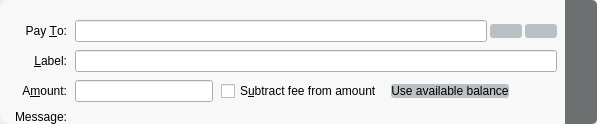
This is src/qt/forms/sendcoinsentry.ui in ecoinchain/ecoin as Qt 5 draws it before an edit. The edited form follows.
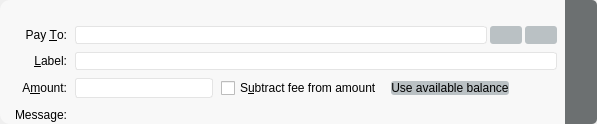
This is the edited form. Icons and pictures are not drawn. Custom widgets are drawn as their Qt base class.

The edit to the form file:
```diff
--- a/src/qt/forms/sendcoinsentry.ui
+++ b/src/qt/forms/sendcoinsentry.ui
@@ -10,6 +10,13 @@
     <height>124</height>
    </rect>
   </property>
+  <property name="palette">
+   <palette>
+    <active/>
+    <inactive/>
+    <disabled/>
+   </palette>
+  </property>
   <property name="focusPolicy">
    <enum>Qt::TabFocus</enum>
   </property>
@@ -36,6 +43,13 @@
 border-bottom-right-radius: 5px;
 border-width: 0px;
 background-color: rgb(108, 112, 113);
+}
+
+QLineEdit , BitcoinAmountField {
+    border-radius : 3px;
+	border-color: rgb(228, 228, 228);
+    border-style: solid;
+    border-width: 1px;
 }</string>
   </property>
   <property name="lineWidth">
@@ -147,6 +161,12 @@
       </property>
       <item>
        <widget class="QValidatedLineEdit" name="payTo">
+        <property name="sizePolicy">
+         <sizepolicy hsizetype="Expanding" vsizetype="Preferred">
+          <horstretch>0</horstretch>
+          <verstretch>0</verstretch>
+         </sizepolicy>
+        </property>
         <property name="toolTip">
          <string>The Bitcoin address to send the payment to</string>
         </property>
@@ -154,6 +174,12 @@
       </item>
       <item>
        <widget class="QPushButton" name="addressBookButton">
+        <property name="sizePolicy">
+         <sizepolicy hsizetype="Preferred" vsizetype="Preferred">
+          <horstretch>0</horstretch>
+          <verstretch>0</verstretch>
+         </sizepolicy>
+        </property>
         <property name="toolTip">
          <string>Choose previously used address</string>
         </property>
@@ -177,6 +203,12 @@
       </item>
       <item>
        <widget class="QPushButton" name="pasteButton">
+        <property name="sizePolicy">
+         <sizepolicy hsizetype="Preferred" vsizetype="Preferred">
+          <horstretch>0</horstretch>
+          <verstretch>0</verstretch>
+         </sizepolicy>
+        </property>
         <property name="toolTip">
          <string>Paste address from clipboard</string>
         </property>
@@ -202,6 +234,12 @@
     </item>
     <item row="3" column="1" colspan="3">
      <widget class="QLineEdit" name="addAsLabel">
+      <property name="sizePolicy">
+       <sizepolicy hsizetype="Expanding" vsizetype="Preferred">
+        <horstretch>0</horstretch>
+        <verstretch>0</verstretch>
+       </sizepolicy>
+      </property>
       <property name="toolTip">
        <string>Enter a label for this address to add it to the list of used addresses</string>
       </property>
@@ -211,6 +249,19 @@
      <layout class="QHBoxLayout" name="horizontalLayout_2">
       <item>
        <widget class="QCheckBox" name="checkboxSubtractFeeFromAmount">
+        <property name="sizePolicy">
+         <sizepolicy hsizetype="Preferred" vsizetype="Preferred">
+          <horstretch>0</horstretch>
+          <verstretch>0</verstretch>
+         </sizepolicy>
+        </property>
+        <property name="palette">
+         <palette>
+          <active/>
+          <inactive/>
+          <disabled/>
+         </palette>
+        </property>
         <property name="toolTip">
          <string>The fee will be deducted from the amount being sent. The recipient will receive less bitcoins than you enter in the amount field. If multiple recipients are selected, the fee is split equally.</string>
         </property>
@@ -242,7 +293,20 @@
      </layout>
     </item>
     <item row="4" column="1">
-     <widget class="BitcoinAmountField" name="payAmount"/>
+     <widget class="BitcoinAmountField" name="payAmount">
+      <property name="sizePolicy">
+       <sizepolicy hsizetype="Expanding" vsizetype="Preferred">
+        <horstretch>0</horstretch>
+        <verstretch>0</verstretch>
+       </sizepolicy>
+      </property>
+      <property name="styleSheet">
+       <string notr="true">    border-radius : 3px;
+	border-color: rgb(228, 228, 228);
+    border-style: solid;
+    border-width: 1px;</string>
+      </property>
+     </widget>
     </item>
     <item row="1" column="4" rowspan="5">
      <widget class="QPushButton" name="deleteButton">
```
